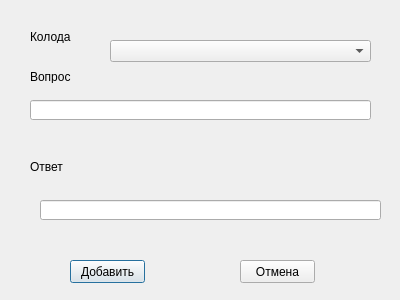
The window that add_card/add_card.ui (vladislavvasyukov/Memorigo) describes before a commit, drawn with Qt 5.
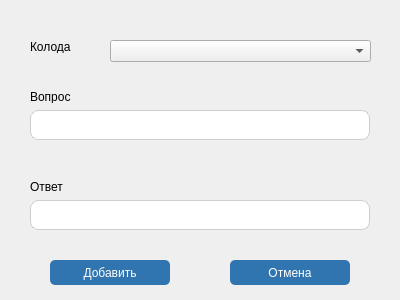
The same window after the commit.

```diff
--- a/add_card/add_card.ui
+++ b/add_card/add_card.ui
@@ -16,12 +16,20 @@
   <widget class="QPushButton" name="add_card_button">
    <property name="geometry">
     <rect>
-     <x>70</x>
+     <x>50</x>
      <y>260</y>
-     <width>75</width>
-     <height>23</height>
+     <width>120</width>
+     <height>25</height>
     </rect>
    </property>
+   <property name="styleSheet">
+    <string notr="true">color: #fff;
+text-decoration: none; 
+user-select: none;
+background-color: #3175b0;
+fon-size: 14px;
+border-radius: 5px;</string>
+   </property>
    <property name="text">
     <string>Добавить</string>
    </property>
@@ -29,12 +37,20 @@
   <widget class="QPushButton" name="cancel_button">
    <property name="geometry">
     <rect>
-     <x>240</x>
+     <x>230</x>
      <y>260</y>
-     <width>75</width>
-     <height>23</height>
+     <width>120</width>
+     <height>25</height>
     </rect>
    </property>
+   <property name="styleSheet">
+    <string notr="true">color: #fff;
+text-decoration: none; 
+user-select: none;
+background-color: #3175b0;
+fon-size: 14px;
+border-radius: 5px;</string>
+   </property>
    <property name="text">
     <string>Отмена</string>
    </property>
@@ -43,7 +59,7 @@
    <property name="geometry">
     <rect>
      <x>30</x>
-     <y>70</y>
+     <y>90</y>
      <width>47</width>
      <height>13</height>
     </rect>
@@ -56,7 +72,7 @@
    <property name="geometry">
     <rect>
      <x>30</x>
-     <y>160</y>
+     <y>180</y>
      <width>47</width>
      <height>13</height>
     </rect>
@@ -79,7 +95,7 @@
    <property name="geometry">
     <rect>
      <x>30</x>
-     <y>30</y>
+     <y>40</y>
      <width>47</width>
      <height>13</height>
     </rect>
@@ -91,22 +107,39 @@
   <widget class="QLineEdit" name="answer">
    <property name="geometry">
     <rect>
-     <x>40</x>
+     <x>30</x>
      <y>200</y>
-     <width>341</width>
-     <height>20</height>
+     <width>340</width>
+     <height>30</height>
     </rect>
    </property>
+   <property name="styleSheet">
+    <string notr="true">font-size: 14px;
+padding: 6px 0 4px 10px;
+border: 1px solid #cecece;
+background: #fff;
+border-radius: 8px;</string>
+   </property>
   </widget>
   <widget class="QLineEdit" name="question">
    <property name="geometry">
     <rect>
      <x>30</x>
-     <y>100</y>
-     <width>341</width>
-     <height>20</height>
+     <y>110</y>
+     <width>340</width>
+     <height>30</height>
     </rect>
    </property>
+   <property name="styleSheet">
+    <string notr="true">font-size: 14px;
+padding: 6px 0 4px 10px;
+border: 1px solid #cecece;
+background: #fff;
+border-radius: 8px;</string>
+   </property>
+   <property name="text">
+    <string/>
+   </property>
   </widget>
  </widget>
  <resources/>
```
